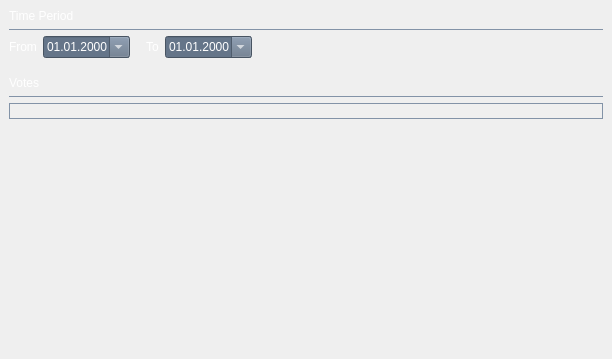
Before: the Qt Designer form src/app/gui/forms/widgetvoteshistory.ui in botorabi/Meet4Eat-Desktop, drawn with Qt 5.
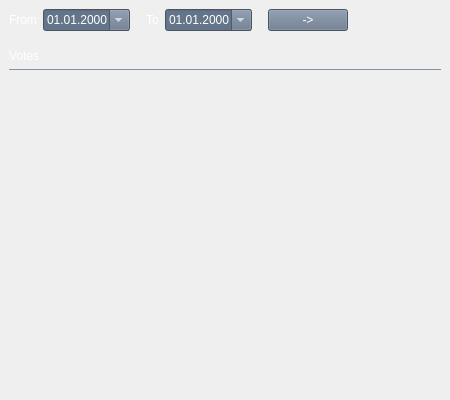
After: the same form once the commit is applied.

What changed in the file:
```diff
--- a/src/app/gui/forms/widgetvoteshistory.ui
+++ b/src/app/gui/forms/widgetvoteshistory.ui
@@ -6,8 +6,8 @@
    <rect>
     <x>0</x>
     <y>0</y>
-    <width>612</width>
-    <height>359</height>
+    <width>450</width>
+    <height>400</height>
    </rect>
   </property>
   <property name="windowTitle">
@@ -22,6 +22,9 @@
   border: 0px solid rgb(131, 147, 167);
   background-color: transparent; /*rgb(80,112,125);*/
 }
+QListWidget {
+  background-color: transparent; 
+}
 QLineEdit {
   background-color: rgb(101,117, 137);  
 }
@@ -40,12 +43,6 @@
 QCheckBox::indicator:checked {
   background-color: white;
 }
-QListView {
-  background-color: rgb(101,117, 137);  
-}
-QTableWidget {
-  background-color: rgb(101,117, 137);  
-}
 QDateTimeEdit {
   background-color: rgb(101,117, 137);  
 }
@@ -80,38 +77,7 @@
       <widget class="QWidget" name="widget" native="true">
        <layout class="QVBoxLayout" name="verticalLayout_4" stretch="0">
         <item>
-         <layout class="QVBoxLayout" name="verticalLayout_6" stretch="0,0,0,0,0,0,0">
-          <item>
-           <widget class="QLabel" name="labelTime">
-            <property name="text">
-             <string>Time Period</string>
-            </property>
-           </widget>
-          </item>
-          <item>
-           <widget class="QLabel" name="labelLine_2">
-            <property name="minimumSize">
-             <size>
-              <width>0</width>
-              <height>1</height>
-             </size>
-            </property>
-            <property name="maximumSize">
-             <size>
-              <width>16777215</width>
-              <height>1</height>
-             </size>
-            </property>
-            <property name="styleSheet">
-             <string notr="true">QLabel {
-  background-color: rgb(131,147, 167);
-}</string>
-            </property>
-            <property name="text">
-             <string/>
-            </property>
-           </widget>
-          </item>
+         <layout class="QVBoxLayout" name="verticalLayout_6" stretch="0,0,0,0">
           <item>
            <widget class="QGroupBox" name="groupBoxTime">
             <property name="sizePolicy">
@@ -147,12 +113,9 @@
               </widget>
              </item>
              <item>
-              <widget class="QDateTimeEdit" name="dateTimeEditStart_2">
-               <property name="maximumSize">
-                <size>
-                 <width>180</width>
-                 <height>16777215</height>
-                </size>
+              <widget class="QDateTimeEdit" name="dateTimeEditBegin">
+               <property name="focusPolicy">
+                <enum>Qt::NoFocus</enum>
                </property>
                <property name="displayFormat">
                 <string>dd.MM.yyyy</string>
@@ -186,12 +149,9 @@
               </widget>
              </item>
              <item>
-              <widget class="QDateTimeEdit" name="dateTimeEditStart">
-               <property name="maximumSize">
-                <size>
-                 <width>180</width>
-                 <height>16777215</height>
-                </size>
+              <widget class="QDateTimeEdit" name="dateTimeEditEnd">
+               <property name="focusPolicy">
+                <enum>Qt::NoFocus</enum>
                </property>
                <property name="displayFormat">
                 <string>dd.MM.yyyy</string>
@@ -206,6 +166,29 @@
                <property name="orientation">
                 <enum>Qt::Horizontal</enum>
                </property>
+               <property name="sizeType">
+                <enum>QSizePolicy::Fixed</enum>
+               </property>
+               <property name="sizeHint" stdset="0">
+                <size>
+                 <width>10</width>
+                 <height>20</height>
+                </size>
+               </property>
+              </spacer>
+             </item>
+             <item>
+              <widget class="QPushButton" name="pushButtonUpdate">
+               <property name="text">
+                <string>-&gt;</string>
+               </property>
+              </widget>
+             </item>
+             <item>
+              <spacer name="horizontalSpacer_3">
+               <property name="orientation">
+                <enum>Qt::Horizontal</enum>
+               </property>
                <property name="sizeHint" stdset="0">
                 <size>
                  <width>40</width>
@@ -250,15 +233,9 @@
           </item>
           <item>
            <widget class="QGroupBox" name="groupBoxVotes">
-            <property name="maximumSize">
-             <size>
-              <width>16777215</width>
-              <height>100</height>
-             </size>
-            </property>
             <property name="styleSheet">
              <string notr="true">QGroupBox {
-  border: 1px solid rgb(131,147, 167);
+  border: 0px solid rgb(131,147, 167);
 }</string>
             </property>
             <property name="title">
@@ -277,22 +254,28 @@
              <property name="bottomMargin">
               <number>0</number>
              </property>
+             <item>
+              <widget class="QListWidget" name="listWidgetVotes">
+               <property name="focusPolicy">
+                <enum>Qt::NoFocus</enum>
+               </property>
+               <property name="showDropIndicator" stdset="0">
+                <bool>false</bool>
+               </property>
+               <property name="verticalScrollMode">
+                <enum>QAbstractItemView::ScrollPerPixel</enum>
+               </property>
+               <property name="horizontalScrollMode">
+                <enum>QAbstractItemView::ScrollPerPixel</enum>
+               </property>
+               <property name="resizeMode">
+                <enum>QListView::Adjust</enum>
+               </property>
+              </widget>
+             </item>
             </layout>
            </widget>
           </item>
-          <item>
-           <spacer name="verticalSpacer">
-            <property name="orientation">
-             <enum>Qt::Vertical</enum>
-            </property>
-            <property name="sizeHint" stdset="0">
-             <size>
-              <width>20</width>
-              <height>40</height>
-             </size>
-            </property>
-           </spacer>
-          </item>
          </layout>
         </item>
        </layout>
```
